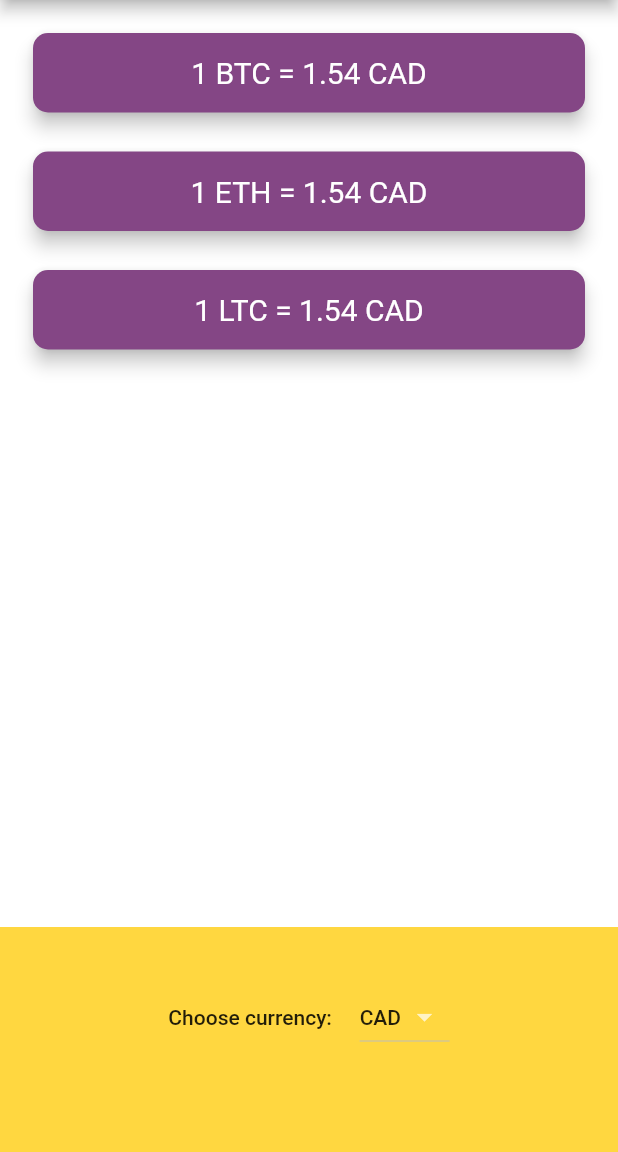
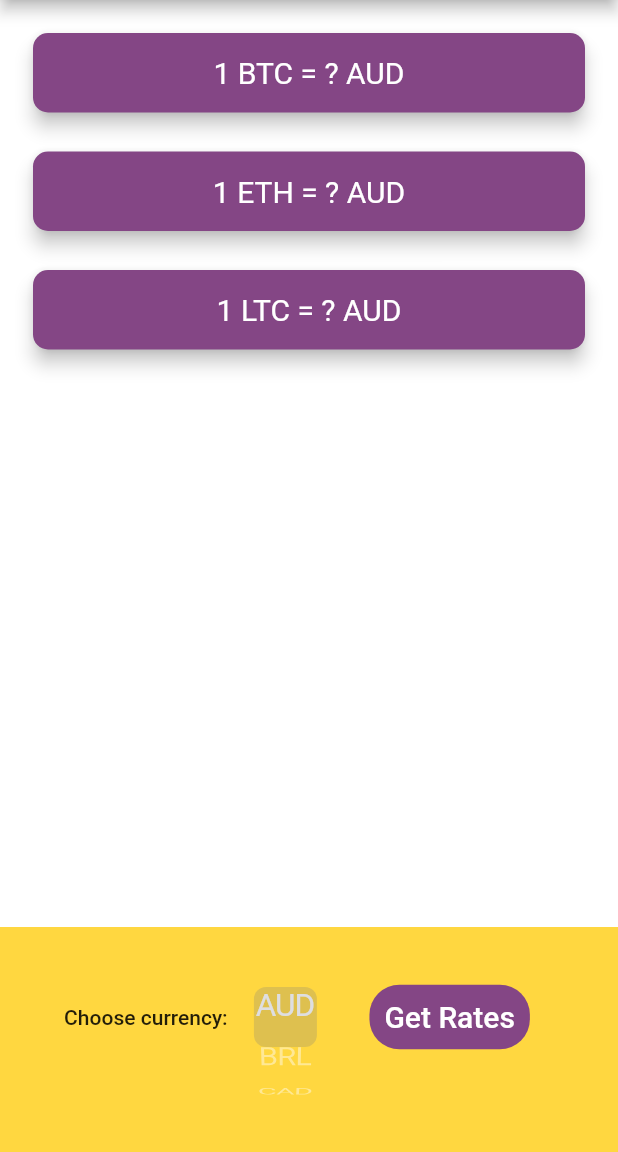
Before and after one commit to merouane-tazeka/crypto-price-rates, a Flutter app: the screen it shows after launch, on a phone screen of 412 x 824 dp, the part 84-1236 px from its top. Run offline on Flutter 3.47's test engine with Material 2 defaults, Android fonts, the phone set to English and light mode, and no system bars; network calls fail.

Commit message:
Add networking functionality, Add button to get rates to avoid bug of multiple request due to iOS Picker

```diff
--- a/lib/price_screen.dart
+++ b/lib/price_screen.dart
@@ -12,23 +12,23 @@ class PriceScreen extends StatefulWidget {
 class _PriceScreenState extends State<PriceScreen> {
   CoinData coinData = CoinData();
 
-  String selectedCurrency = 'CAD';
+  String selectedCurrency = 'AUD';
+  Map<String, String> cryptoPrices;
 
-  List<Widget> getCryptoCards() {
-    List<Widget> cryptoCards = [];
-    for (var crypto in coinData.getCryptoList()) {
-      cryptoCards.add(
-        Padding(
-          padding: EdgeInsets.fromLTRB(18.0, 18.0, 18.0, 0),
-          child: CryptoCard(
-            selectedCurrency: selectedCurrency,
-            cryptoCurrency: crypto,
-            value: 1.54,
-          ),
-        ),
-      );
+  bool isWaiting = false;
+
+  void fetchData() async {
+    isWaiting = true;
+
+    try {
+      var data = await coinData.getExchangeRate(selectedCurrency);
+      isWaiting = false;
+      setState(() {
+        cryptoPrices = data;
+      });
+    } catch (e) {
+      print(e);
     }
-    return cryptoCards;
   }
 
   Widget getCupertinoPicker() {
@@ -48,6 +48,7 @@ class _PriceScreenState extends State<PriceScreen> {
     return DropdownButton<String>(
       value: selectedCurrency,
       dropdownColor: Colors.amberAccent,
+      iconEnabledColor: Color(0xFF844685),
       style: TextStyle(color: Colors.black87, fontWeight: FontWeight.w500),
       items: coinData.getCurrencyDowndownList(),
       onChanged: (String newValue) {
@@ -56,6 +57,12 @@ class _PriceScreenState extends State<PriceScreen> {
         });
       },
     );
+  }
+
+  @override
+  void initState() {
+    super.initState();
+    fetchData();
   }
 
   @override
@@ -72,18 +79,21 @@ class _PriceScreenState extends State<PriceScreen> {
         crossAxisAlignment: CrossAxisAlignment.stretch,
         children: <Widget>[
           Expanded(
-            child: ListView(
-              children: getCryptoCards(),
+            child: ListView.builder(
+              itemBuilder: (context, index) {
+                return Padding(
+                  padding: EdgeInsets.fromLTRB(18.0, 18.0, 18.0, 0),
+                  child: CryptoCard(
+                    selectedCurrency: selectedCurrency,
+                    cryptoCurrency: coinData.getCryptoList()[index],
+                    exchangeRate: isWaiting ? '?' : cryptoPrices[coinData.getCryptoList()[index]],
+                  ),
+                );
+              },
+              itemCount: coinData.getCryptoList().length,
+//              children: getCryptoCards(),
             ),
           ),
-//          Padding(
-//            padding: EdgeInsets.fromLTRB(18.0, 18.0, 18.0, 0),
-//            child: CryptoCard(
-//              selectedCurrency: selectedCurrency,
-//              cryptoCurrency: 'BTC',
-//              value: 1.54,
-//            ),
-//          ),
           Container(
             height: 150.0,
             alignment: Alignment.center,
@@ -97,11 +107,26 @@ class _PriceScreenState extends State<PriceScreen> {
                   'Choose currency: ',
                   style: TextStyle(color: Colors.black87, fontWeight: FontWeight.w500),
                 ),
-                SizedBox(width: 15),
+                SizedBox(width: 5),
                 Container(
                   width: 60,
-                  child: Platform.isIOS ? getCupertinoPicker() : getDropdownMenu(),
+                  child: !Platform.isIOS ? getCupertinoPicker() : getDropdownMenu(),
                 ),
+                SizedBox(width: 10),
+                FlatButton(
+                  onPressed: fetchData,
+                  child: Container(
+                    padding: EdgeInsets.symmetric(horizontal: 10, vertical: 10),
+                    decoration: BoxDecoration(
+                      color: Color(0xFF844685),
+                      borderRadius: BorderRadius.all(Radius.circular(20)),
+                    ),
+                    child: Text(
+                      'Get Rates',
+                      style: TextStyle(color: Colors.white, fontWeight: FontWeight.w500, fontSize: 20),
+                    ),
+                  ),
+                )
               ],
             ),
           ),
--- a/lib/widgets/crypto_card.dart
+++ b/lib/widgets/crypto_card.dart
@@ -3,9 +3,9 @@ import 'package:flutter/material.dart';
 class CryptoCard extends StatelessWidget {
   final String selectedCurrency;
   final String cryptoCurrency;
-  final double value;
+  final String exchangeRate;
 
-  CryptoCard({this.cryptoCurrency, this.selectedCurrency, this.value});
+  CryptoCard({this.cryptoCurrency, this.selectedCurrency, this.exchangeRate});
 
   @override
   Widget build(BuildContext context) {
@@ -19,7 +19,7 @@ class CryptoCard extends StatelessWidget {
         padding: EdgeInsets.symmetric(vertical: 15.0, horizontal: 28.0),
         child: Text(
           //TODO: Make Dynamic
-          '1 $cryptoCurrency = $value $selectedCurrency',
+          '1 $cryptoCurrency = $exchangeRate $selectedCurrency',
           textAlign: TextAlign.center,
           style: TextStyle(
             fontSize: 20.0,
--- a/pubspec.yaml
+++ b/pubspec.yaml
@@ -10,6 +10,7 @@ dependencies:
     sdk: flutter
 
   cupertino_icons: ^0.1.2
+  http: ^0.12.1
 
 dev_dependencies:
   flutter_test:
```
Also changed, not shown: lib/coin_data.dart (+27 -0 lines), lib/utilities/network_helper.dart (added, +15 -0 lines), pubspec.lock.
